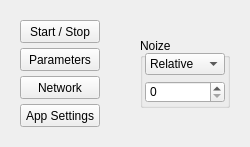
Above: GUI/forms/main_form.ui from iamdmitryvolkov/neuromodel before the change. Below: the same form after it.
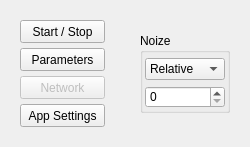
That is the form after the change.

```diff
--- a/GUI/forms/main_form.ui
+++ b/GUI/forms/main_form.ui
@@ -36,7 +36,7 @@
     <rect>
      <x>20</x>
      <y>20</y>
-     <width>80</width>
+     <width>85</width>
      <height>23</height>
     </rect>
    </property>
@@ -49,7 +49,7 @@
     <rect>
      <x>20</x>
      <y>104</y>
-     <width>80</width>
+     <width>85</width>
      <height>23</height>
     </rect>
    </property>
@@ -61,9 +61,9 @@
    <property name="geometry">
     <rect>
      <x>140</x>
-     <y>38</y>
+     <y>33</y>
      <width>90</width>
-     <height>70</height>
+     <height>80</height>
     </rect>
    </property>
    <property name="autoFillBackground">
@@ -82,11 +82,17 @@
     <property name="geometry">
      <rect>
       <x>5</x>
-      <y>15</y>
+      <y>25</y>
       <width>80</width>
       <height>22</height>
      </rect>
     </property>
+    <property name="sizePolicy">
+     <sizepolicy hsizetype="Preferred" vsizetype="Fixed">
+      <horstretch>0</horstretch>
+      <verstretch>0</verstretch>
+     </sizepolicy>
+    </property>
     <property name="currentIndex">
      <number>0</number>
     </property>
@@ -108,7 +114,7 @@
     <property name="geometry">
      <rect>
       <x>5</x>
-      <y>43</y>
+      <y>53</y>
       <width>80</width>
       <height>22</height>
      </rect>
@@ -120,7 +126,7 @@
     <rect>
      <x>20</x>
      <y>48</y>
-     <width>80</width>
+     <width>85</width>
      <height>23</height>
     </rect>
    </property>
@@ -129,11 +135,14 @@
    </property>
   </widget>
   <widget class="QPushButton" name="NetworkButton">
+   <property name="enabled">
+    <bool>false</bool>
+   </property>
    <property name="geometry">
     <rect>
      <x>20</x>
      <y>76</y>
-     <width>80</width>
+     <width>85</width>
      <height>23</height>
     </rect>
    </property>
```
